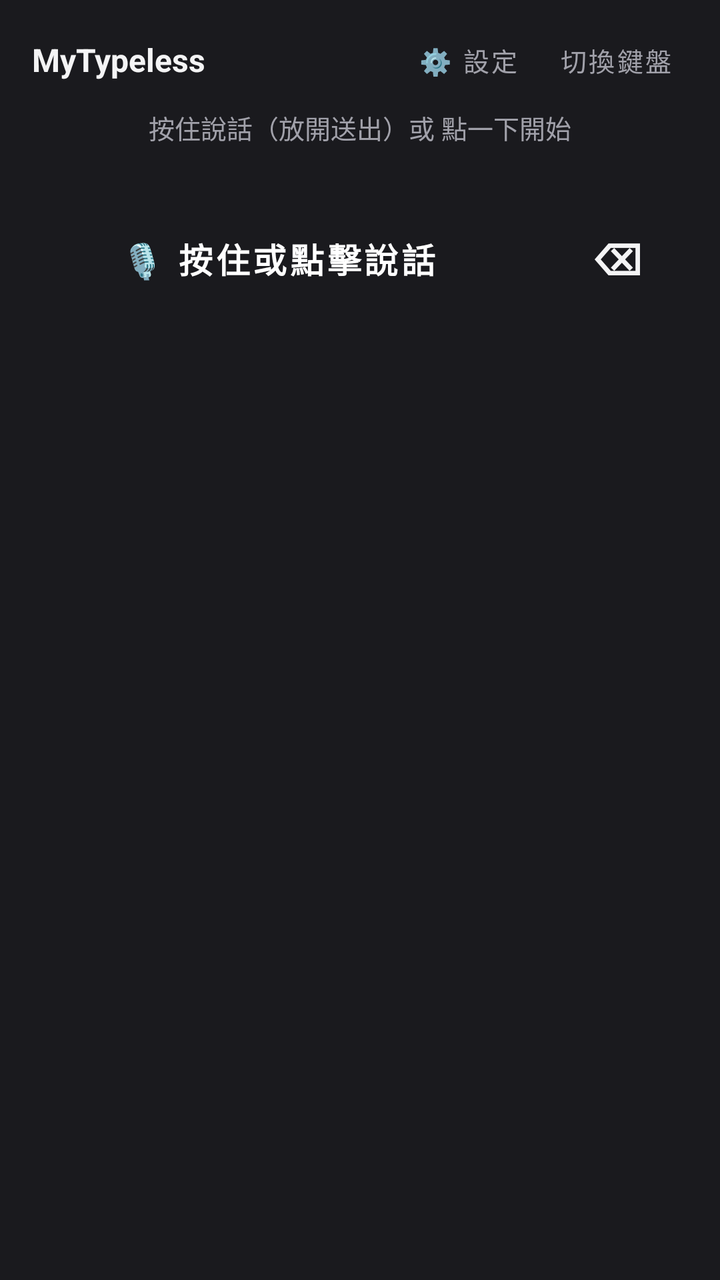
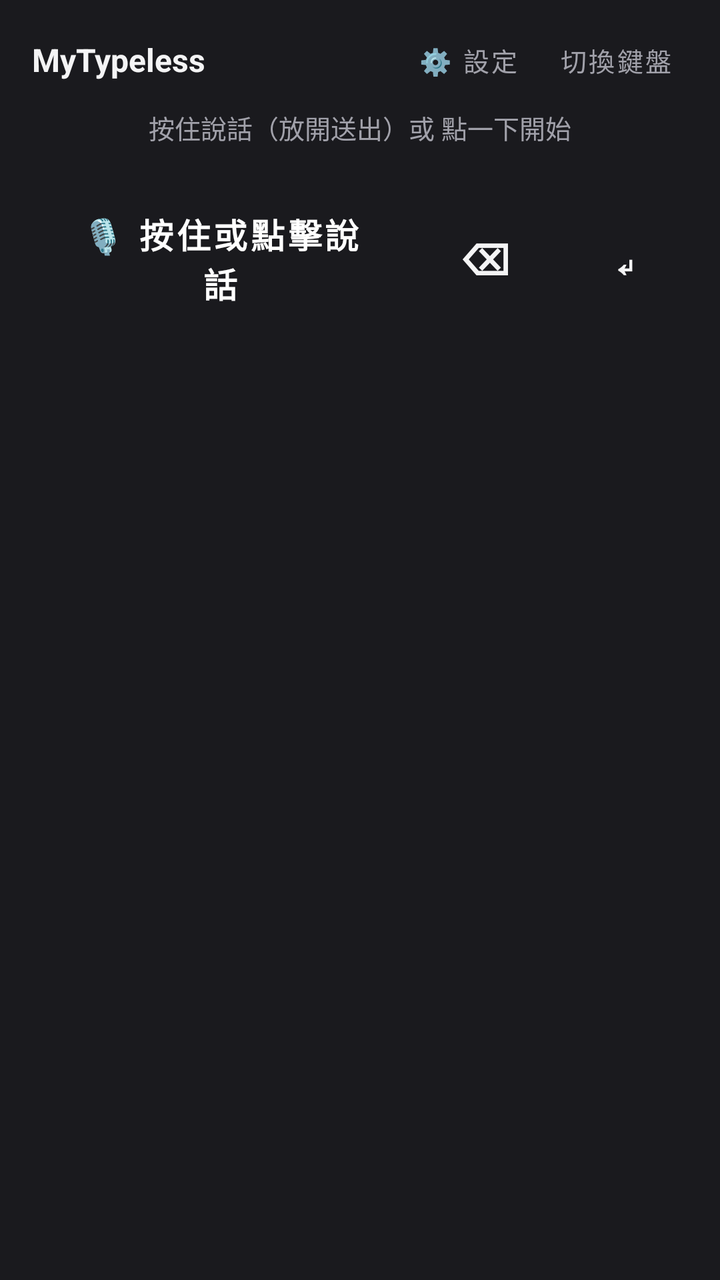

The first picture is an Android layout as it rendered before a commit; the second is the same layout after the commit. The layout source and the unified diff follow.
<!-- AndroidManifest.xml: application theme Theme.MaterialComponents.DayNight.NoActionBar -->
<!-- res/layout/keyboard_view.xml -->
<?xml version="1.0" encoding="utf-8"?>
<LinearLayout xmlns:android="http://schemas.android.com/apk/res/android"
    xmlns:app="http://schemas.android.com/apk/res-auto"
    android:layout_width="match_parent"
    android:layout_height="wrap_content"
    android:background="@color/ime_background"
    android:orientation="vertical"
    android:paddingStart="16dp"
    android:paddingTop="12dp"
    android:paddingEnd="16dp"
    android:paddingBottom="20dp">

    
    <LinearLayout
        android:layout_width="match_parent"
        android:layout_height="wrap_content"
        android:gravity="center_vertical"
        android:orientation="horizontal">

        <TextView
            android:layout_width="0dp"
            android:layout_height="wrap_content"
            android:layout_weight="1"
            android:text="@string/ime_banner_title"
            android:textColor="@color/ime_text_primary"
            android:textSize="16sp"
            android:textStyle="bold" />

        <Button
            android:id="@+id/btn_settings"
            style="@style/Widget.MaterialComponents.Button.TextButton"
            android:layout_width="wrap_content"
            android:layout_height="wrap_content"
            android:minWidth="0dp"
            android:minHeight="36dp"
            android:paddingStart="8dp"
            android:paddingEnd="8dp"
            android:text="⚙️ 設定"
            android:textColor="@color/ime_text_secondary"
            android:textSize="13sp" />

        <Button
            android:id="@+id/btn_switch_keyboard"
            style="@style/Widget.MaterialComponents.Button.TextButton"
            android:layout_width="wrap_content"
            android:layout_height="wrap_content"
            android:layout_marginStart="4dp"
            android:minWidth="0dp"
            android:minHeight="36dp"
            android:paddingStart="8dp"
            android:paddingEnd="8dp"
            android:text="@string/btn_switch_keyboard"
            android:textColor="@color/ime_text_secondary"
            android:textSize="13sp" />
    </LinearLayout>

    
    <TextView
        android:id="@+id/tv_status"
        android:layout_width="match_parent"
        android:layout_height="wrap_content"
        android:layout_marginTop="6dp"
        android:layout_marginBottom="6dp"
        android:gravity="center"
        android:text="@string/status_idle"
        android:textColor="@color/ime_text_secondary"
        android:textSize="13sp" />

    <ProgressBar
        android:id="@+id/pb_audio_level"
        style="?android:attr/progressBarStyleHorizontal"
        android:layout_width="match_parent"
        android:layout_height="6dp"
        android:layout_marginBottom="12dp"
        android:max="100"
        android:progress="0"
        android:progressTint="@color/ime_recording_pulse"
        android:visibility="invisible" />

    
    <LinearLayout
        android:layout_width="match_parent"
        android:layout_height="wrap_content"
        android:gravity="center_vertical"
        android:orientation="horizontal">

        <Button
            android:id="@+id/btn_record"
            style="@style/Widget.MaterialComponents.Button"
            android:layout_width="0dp"
            android:layout_height="64dp"
            android:layout_weight="1"
            android:backgroundTint="@color/ime_primary"
            android:text="@string/btn_record_start"
            android:textColor="@color/ime_on_primary"
            android:textSize="17sp"
            android:textStyle="bold" />

        <Button
            android:id="@+id/btn_delete"
            style="@style/Widget.MaterialComponents.Button"
            android:layout_width="72dp"
            android:layout_height="64dp"
            android:layout_marginStart="10dp"
            android:backgroundTint="@color/ime_card"
            android:text="⌫"
            android:textColor="@color/ime_text_primary"
            android:textSize="22sp"
            android:textStyle="bold" />
    </LinearLayout>


</LinearLayout>
<!-- resources referenced by this layout -->
<resources>
  <color name="ime_background">#1A1A1E</color>
  <color name="ime_card">#26262B</color>
  <color name="ime_on_primary">#FFFFFF</color>
  <color name="ime_primary">#6750A4</color>
  <color name="ime_recording_pulse">#FF8A80</color>
  <color name="ime_text_primary">#F4F4F5</color>
  <color name="ime_text_secondary">#A1A1AA</color>
  <string name="btn_record_start">🎙️ 按住或點擊說話</string>
  <string name="btn_switch_keyboard">切換鍵盤</string>
  <string name="ime_banner_title">MyTypeless</string>
  <string name="status_idle">按住說話（放開送出）或 點一下開始</string>
</resources>

<!-- the commit's change to res/layout/keyboard_view.xml (unified diff, before → after) -->
@@ -99,13 +99,29 @@
         <Button
             android:id="@+id/btn_delete"
             style="@style/Widget.MaterialComponents.Button"
-            android:layout_width="72dp"
+            android:layout_width="60dp"
             android:layout_height="64dp"
-            android:layout_marginStart="10dp"
+            android:layout_marginStart="8dp"
             android:backgroundTint="@color/ime_card"
+            android:contentDescription="退格刪除"
+            android:padding="0dp"
             android:text="⌫"
             android:textColor="@color/ime_text_primary"
             android:textSize="22sp"
+            android:textStyle="bold" />
+
+        <Button
+            android:id="@+id/btn_action"
+            style="@style/Widget.MaterialComponents.Button"
+            android:layout_width="64dp"
+            android:layout_height="64dp"
+            android:layout_marginStart="8dp"
+            android:backgroundTint="@color/ime_card"
+            android:contentDescription="@string/desc_action_enter"
+            android:padding="0dp"
+            android:text="@string/action_enter"
+            android:textColor="@color/ime_text_primary"
+            android:textSize="20sp"
             android:textStyle="bold" />
     </LinearLayout>
 
<!-- resource entries referenced after the edit -->
@@ -7,8 +7,10 @@
   <color name="ime_recording_pulse">#FF8A80</color>
   <color name="ime_text_primary">#F4F4F5</color>
   <color name="ime_text_secondary">#A1A1AA</color>
+  <string name="action_enter">↵</string>
   <string name="btn_record_start">🎙️ 按住或點擊說話</string>
   <string name="btn_switch_keyboard">切換鍵盤</string>
+  <string name="desc_action_enter">換行或確認</string>
   <string name="ime_banner_title">MyTypeless</string>
   <string name="status_idle">按住說話（放開送出）或 點一下開始</string>
 </resources>
